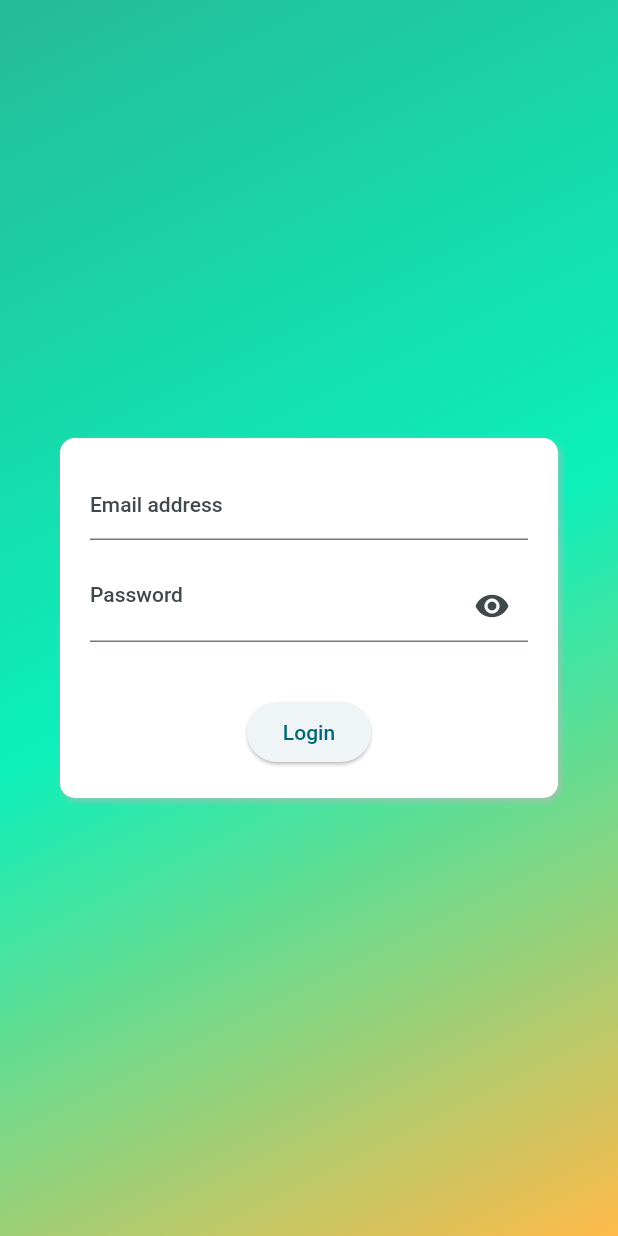
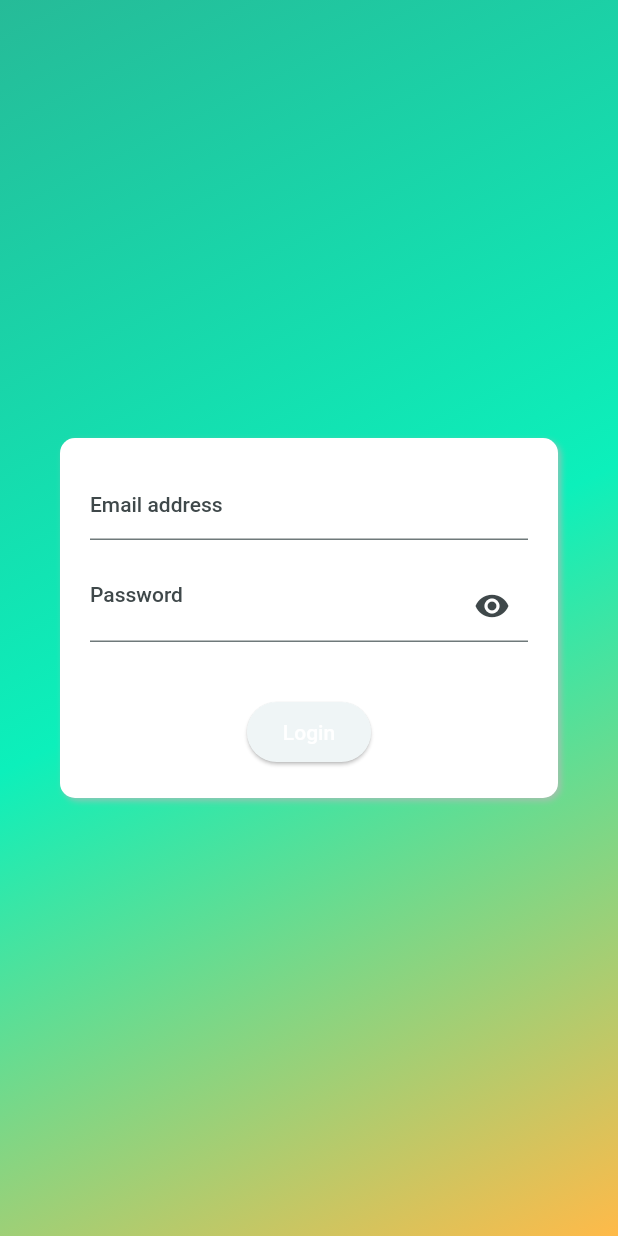
Before and after one commit to DH-Pub/project4_flutter, a Flutter app: the screen it shows after launch, on a phone screen of 412 x 824 dp. Run offline on Flutter 3.47's test engine with Material 2 defaults, Android fonts, the phone set to English and light mode, and no system bars; our stand-ins replace dio, go_router, shared_preferences.

```diff
--- /dev/null
+++ b/lib/constants/colors_const.dart
@@ -0,0 +1,9 @@
+// ignore_for_file: camel_case_types
+import 'package:flutter/material.dart';
+
+class COLOR_CONST {
+  static const Color green = Color.fromARGB(255, 34, 197, 94);
+  static const Color green1 = Color.fromRGBO(38, 187, 152, 1);
+  static const Color green2 = Color.fromRGBO(12, 240, 187, 1);
+  static const Color yellow = Color.fromRGBO(255, 186, 73, 1);
+}
--- a/lib/main.dart
+++ b/lib/main.dart
@@ -2,6 +2,7 @@ import 'dart:async';
 
 import 'package:flutter/material.dart';
 import 'package:go_router/go_router.dart';
+import 'package:proj4_flutter/constants/colors_const.dart';
 import 'package:proj4_flutter/routes/route_configuration.dart';
 import 'package:proj4_flutter/services/app_service.dart';
 import 'package:proj4_flutter/services/auth_service.dart';
@@ -11,7 +12,7 @@ import 'package:shared_preferences/shared_preferences.dart';
 var kColorSchema = ColorScheme.fromSeed(
   seedColor: const Color.fromARGB(255, 255, 255, 255),
   brightness: Brightness.light,
-  surface: const Color.fromARGB(255, 34, 197, 94),
+  surface: COLOR_CONST.green,
 );
 
 Future<void> main() async {
@@ -40,7 +41,7 @@ class _MyAppState extends State<MyApp> {
   @override
   void initState() {
     appService = AppService(widget.sharedPreferences);
-    authService = AuthService();
+    authService = AuthService(widget.sharedPreferences);
     authSubscription = authService.onAuthStateChange.listen(onAuthStateChagne);
     super.initState();
   }
--- a/lib/routes/route_configuration.dart
+++ b/lib/routes/route_configuration.dart
@@ -4,7 +4,7 @@ import 'package:proj4_flutter/routes/route_utils.dart';
 import 'package:proj4_flutter/screen/error.dart';
 import 'package:proj4_flutter/screen/login.dart';
 import 'package:proj4_flutter/screen/splash.dart';
-import 'package:proj4_flutter/screen/teams.dart';
+import 'package:proj4_flutter/screen/teams_screen.dart';
 import 'package:proj4_flutter/services/app_service.dart';
 
 class AppRouter {
--- a/lib/screen/login.dart
+++ b/lib/screen/login.dart
@@ -79,7 +79,10 @@ class _LoginScreenState extends State<LoginScreen> {
                     onPressed: () {
                       authService.loginUser();
                     },
-                    child: const Text("Login"),
+                    child: const Text(
+                      "Login",
+                      style: TextStyle(color: Colors.white),
+                    ),
                   ),
                 ],
               ),
--- a/lib/services/auth_service.dart
+++ b/lib/services/auth_service.dart
@@ -10,10 +10,9 @@ class AuthService {
   final StreamController<bool> _onAuthStateChange = StreamController.broadcast();
   Stream<bool> get onAuthStateChange => _onAuthStateChange.stream;
 
-  static late SharedPreferences prefs;
-  Future init() async {
-    prefs = await SharedPreferences.getInstance();
-  }
+  late final SharedPreferences prefs;
+
+  AuthService(this.prefs);
 
   Dio api = Dio();
   TextEditingController emailController = TextEditingController();
--- a/lib/shared/gradient_scaffold.dart
+++ b/lib/shared/gradient_scaffold.dart
@@ -1,4 +1,5 @@
 import 'package:flutter/material.dart';
+import 'package:proj4_flutter/constants/colors_const.dart';
 
 class GradientScaffold extends StatelessWidget {
   const GradientScaffold({super.key, required this.body});
@@ -11,9 +12,9 @@ class GradientScaffold extends StatelessWidget {
       begin: Alignment.topLeft,
       end: Alignment.bottomRight,
       colors: [
-        Color.fromRGBO(38, 187, 152, 1),
-        Color.fromRGBO(12, 240, 187, 1),
-        Color.fromRGBO(255, 186, 73, 1),
+        COLOR_CONST.green1,
+        COLOR_CONST.green2,
+        COLOR_CONST.yellow,
       ],
     );
     // LinearGradient gradient2 = LinearGradient(
@@ -30,6 +31,8 @@ class GradientScaffold extends StatelessWidget {
 
     return Scaffold(
       body: Container(
+        width: MediaQuery.of(context).size.width,
+        height: MediaQuery.of(context).size.height,
         decoration: BoxDecoration(gradient: gradient1),
         child: body,
       ),
```
Also changed, not shown: lib/controllers/team_controllers.dart (+26 -1 lines), lib/models/team.dart (added, +22 -0 lines), lib/screen/splash.dart (+4 -5 lines), lib/screen/teams.dart (deleted, +0 -24 lines), lib/screen/teams_screen.dart (added, +71 -0 lines), lib/services/api.dart (+11 -6 lines), lib/widgets/create_team.dart (added, +15 -0 lines), lib/widgets/teams_list.dart (added, +28 -0 lines), 5 other files.
